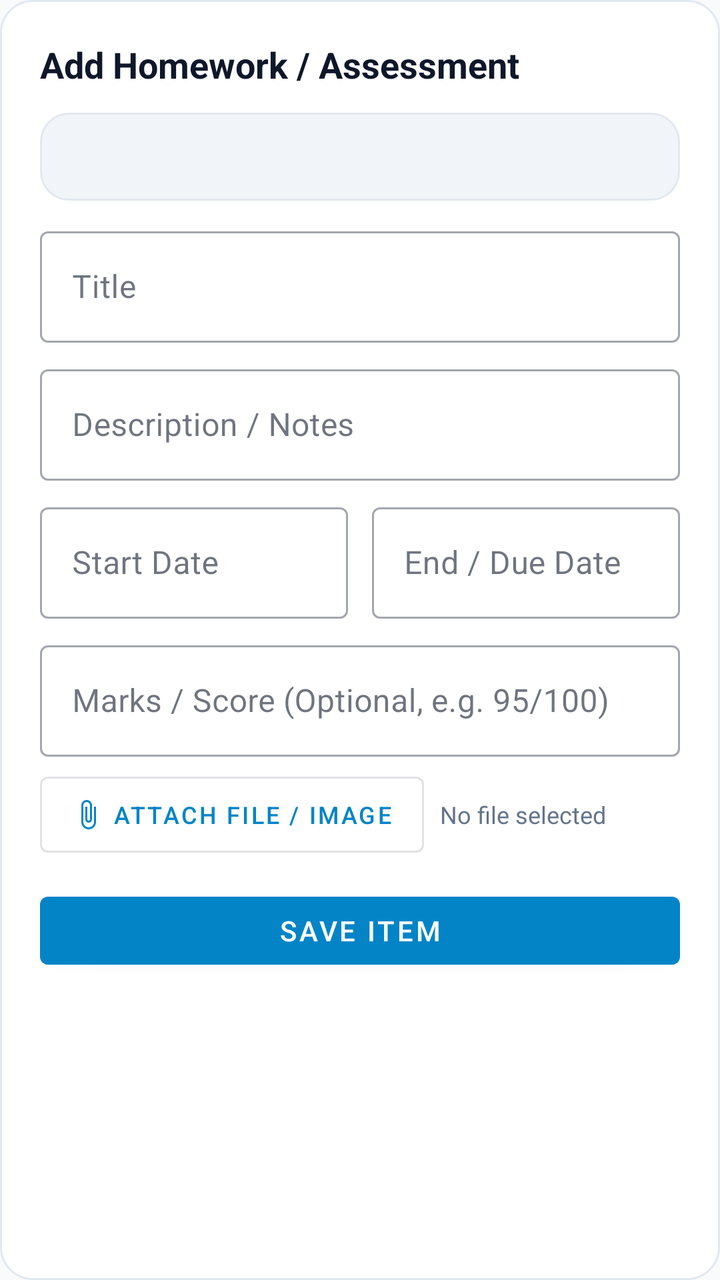
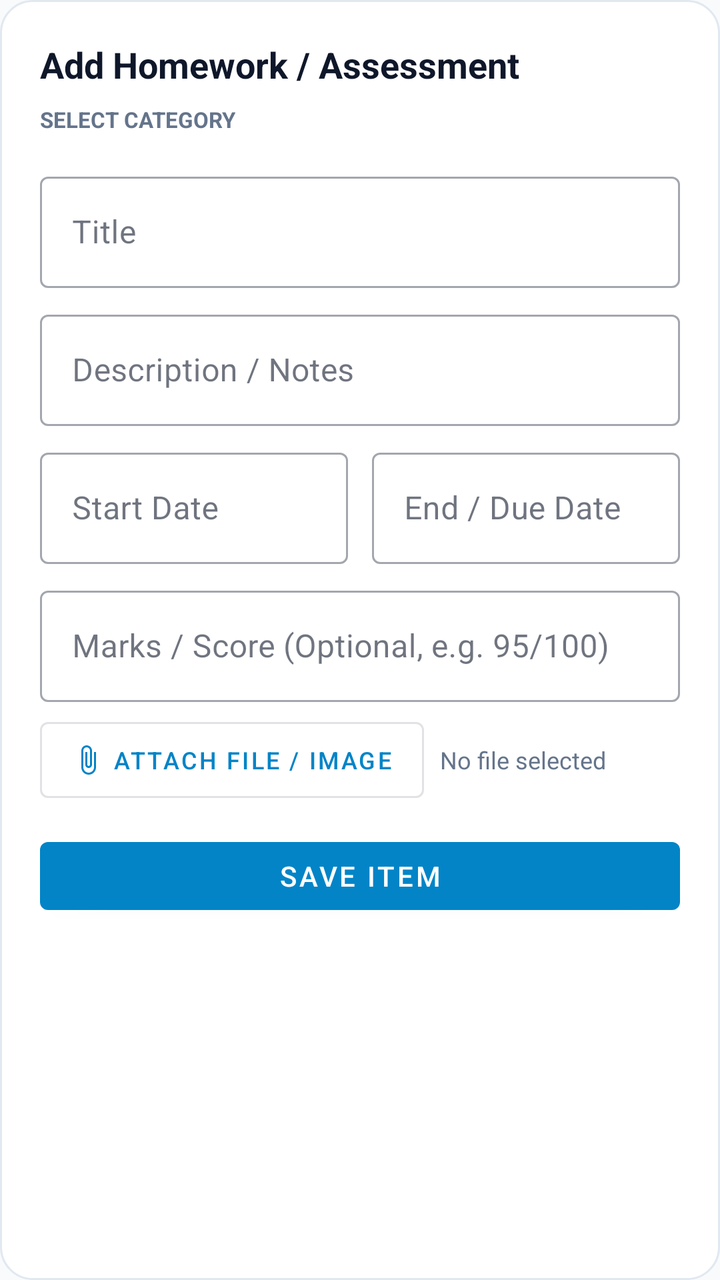

The first picture is an Android layout as it rendered before a commit; the second is the same layout after the commit. The layout source and the unified diff follow.
<!-- AndroidManifest.xml: application theme Theme.LifeSync -->
<!-- res/layout/dialog_add_subject_item.xml -->
<?xml version="1.0" encoding="utf-8"?>
<LinearLayout xmlns:android="http://schemas.android.com/apk/res/android"
    xmlns:app="http://schemas.android.com/apk/res-auto"
    android:layout_width="match_parent"
    android:layout_height="wrap_content"
    android:background="@drawable/bg_dialog_obsidian_solid"
    android:orientation="vertical"
    android:padding="20dp">

    <TextView
        android:layout_width="wrap_content"
        android:layout_height="wrap_content"
        android:text="Add Homework / Assessment"
        android:textColor="@color/text_primary"
        android:textSize="18sp"
        android:textStyle="bold" />

    <Spinner
        android:id="@+id/spItemType"
        android:layout_width="match_parent"
        android:layout_height="44dp"
        android:layout_marginTop="12dp"
        android:background="@drawable/bg_chip_unselected" />

    <LinearLayout
        android:id="@+id/layoutExamTypeContainer"
        android:layout_width="match_parent"
        android:layout_height="wrap_content"
        android:layout_marginTop="8dp"
        android:orientation="vertical"
        android:visibility="gone">

        <TextView
            android:layout_width="wrap_content"
            android:layout_height="wrap_content"
            android:text="Exam Classification"
            android:textColor="@color/text_secondary"
            android:textSize="12sp" />

        <Spinner
            android:id="@+id/spExamType"
            android:layout_width="match_parent"
            android:layout_height="44dp"
            android:layout_marginTop="4dp"
            android:background="@drawable/bg_chip_unselected" />
    </LinearLayout>

    <com.google.android.material.textfield.TextInputLayout
        style="@style/Widget.MaterialComponents.TextInputLayout.OutlinedBox"
        android:layout_width="match_parent"
        android:layout_height="wrap_content"
        android:layout_marginTop="10dp"
        android:hint="Title">

        <com.google.android.material.textfield.TextInputEditText
            android:id="@+id/etItemTitle"
            android:layout_width="match_parent"
            android:layout_height="wrap_content"
            android:textColor="?attr/colorOnSurface"
            android:textColorHint="?android:attr/textColorSecondary" />
    </com.google.android.material.textfield.TextInputLayout>

    <com.google.android.material.textfield.TextInputLayout
        style="@style/Widget.MaterialComponents.TextInputLayout.OutlinedBox"
        android:layout_width="match_parent"
        android:layout_height="wrap_content"
        android:layout_marginTop="8dp"
        android:hint="Description / Notes">

        <com.google.android.material.textfield.TextInputEditText
            android:id="@+id/etItemDescription"
            android:layout_width="match_parent"
            android:layout_height="wrap_content"
            android:textColor="?attr/colorOnSurface"
            android:textColorHint="?android:attr/textColorSecondary" />
    </com.google.android.material.textfield.TextInputLayout>

    <LinearLayout
        android:layout_width="match_parent"
        android:layout_height="wrap_content"
        android:layout_marginTop="8dp"
        android:orientation="horizontal">

        <com.google.android.material.textfield.TextInputLayout
            style="@style/Widget.MaterialComponents.TextInputLayout.OutlinedBox"
            android:layout_width="0dp"
            android:layout_height="wrap_content"
            android:layout_marginEnd="6dp"
            android:layout_weight="1"
            android:hint="Start Date">

            <com.google.android.material.textfield.TextInputEditText
                android:id="@+id/etItemStartDate"
                android:layout_width="match_parent"
                android:layout_height="wrap_content"
                android:textColor="?attr/colorOnSurface"
                android:textColorHint="?android:attr/textColorSecondary" />
        </com.google.android.material.textfield.TextInputLayout>

        <com.google.android.material.textfield.TextInputLayout
            style="@style/Widget.MaterialComponents.TextInputLayout.OutlinedBox"
            android:layout_width="0dp"
            android:layout_height="wrap_content"
            android:layout_marginStart="6dp"
            android:layout_weight="1"
            android:hint="End / Due Date">

            <com.google.android.material.textfield.TextInputEditText
                android:id="@+id/etItemEndDate"
                android:layout_width="match_parent"
                android:layout_height="wrap_content"
                android:textColor="?attr/colorOnSurface"
                android:textColorHint="?android:attr/textColorSecondary" />
        </com.google.android.material.textfield.TextInputLayout>
    </LinearLayout>

    <com.google.android.material.textfield.TextInputLayout
        style="@style/Widget.MaterialComponents.TextInputLayout.OutlinedBox"
        android:layout_width="match_parent"
        android:layout_height="wrap_content"
        android:layout_marginTop="8dp"
        android:hint="Marks / Score (Optional, e.g. 95/100)">

        <com.google.android.material.textfield.TextInputEditText
            android:id="@+id/etItemScore"
            android:layout_width="match_parent"
            android:layout_height="wrap_content"
            android:textColor="?attr/colorOnSurface"
            android:textColorHint="?android:attr/textColorSecondary" />
    </com.google.android.material.textfield.TextInputLayout>

    
    <LinearLayout
        android:layout_width="match_parent"
        android:layout_height="wrap_content"
        android:layout_marginTop="10dp"
        android:gravity="center_vertical"
        android:orientation="horizontal">

        <com.google.android.material.button.MaterialButton
            android:id="@+id/btnPickAttachment"
            style="@style/Widget.MaterialComponents.Button.OutlinedButton"
            android:layout_width="wrap_content"
            android:layout_height="38dp"
            android:insetTop="0dp"
            android:insetBottom="0dp"
            android:text="Attach File / Image"
            app:icon="@drawable/ic_attach_file"
            app:iconSize="16dp"
            android:textSize="12sp" />

        <TextView
            android:id="@+id/tvAttachmentPreview"
            android:layout_width="0dp"
            android:layout_height="wrap_content"
            android:layout_marginStart="8dp"
            android:layout_weight="1"
            android:ellipsize="middle"
            android:singleLine="true"
            android:text="No file selected"
            android:textColor="@color/text_muted"
            android:textSize="12sp" />
    </LinearLayout>

    <com.google.android.material.button.MaterialButton
        android:id="@+id/btnSaveSubjectItem"
        android:layout_width="match_parent"
        android:layout_height="46dp"
        android:layout_marginTop="16dp"
        android:text="Save Item" />

</LinearLayout>
<!-- resources referenced by this layout -->
<resources>
  <color name="text_muted">#64748B</color>
  <color name="text_primary">#0F172A</color>
  <color name="text_secondary">#64748B</color>
  <!-- drawable bg_chip_unselected (drawable) -->
  <?xml version="1.0" encoding="utf-8"?>
  <shape xmlns:android="http://schemas.android.com/apk/res/android"
      android:shape="rectangle">
      <solid android:color="@color/surface_variant" />
      <corners android:radius="14dp" />
      <stroke
          android:width="1dp"
          android:color="@color/card_stroke" />
  </shape>
  <!-- drawable bg_dialog_obsidian_solid (drawable) -->
  <?xml version="1.0" encoding="utf-8"?>
  <shape xmlns:android="http://schemas.android.com/apk/res/android"
      android:shape="rectangle">
      <solid android:color="@color/surface" />
      <corners android:radius="16dp" />
      <stroke
          android:width="1dp"
          android:color="@color/card_stroke" />
  </shape>
  <!-- drawable ic_attach_file (drawable) -->
  <vector xmlns:android="http://schemas.android.com/apk/res/android"
      android:width="24dp"
      android:height="24dp"
      android:viewportWidth="24"
      android:viewportHeight="24">
      <path
          android:fillColor="#000000"
          android:pathData="M16.5,6v11.5c0,2.21 -1.79,4 -4,4s-4,-1.79 -4,-4V5c0,-1.38 1.12,-2.5 2.5,-2.5s2.5,1.12 2.5,2.5v10.5c0,0.55 -0.45,1 -1,1s-1,-0.45 -1,-1V6H10v9.5c0,1.38 1.12,2.5 2.5,2.5s2.5,-1.12 2.5,-2.5V5c0,-2.21 -1.79,-4 -4,-4S7,2.79 7,5v12.5c0,3.04 2.46,5.5 5.5,5.5s5.5,-2.46 5.5,-5.5V6h-1.5z"/>
  </vector>
  <color name="surface_variant">#F1F5F9</color>
  <color name="card_stroke">#E2E8F0</color>
  <color name="surface">#FFFFFF</color>
  <color name="primary">#0284C7</color>
  <color name="primary_variant">#0369A1</color>
  <color name="on_primary">#FFFFFF</color>
  <color name="secondary">#7C3AED</color>
  <color name="secondary_variant">#6D28D9</color>
  <color name="on_secondary">#FFFFFF</color>
  <color name="background">#F8FAFC</color>
  <style name="CardElevationRounded" parent="Widget.MaterialComponents.CardView">
          <item name="cardCornerRadius">22dp</item>
          <item name="cardElevation">2dp</item>
          <item name="strokeWidth">1dp</item>
          <item name="strokeColor">@color/card_stroke</item>
          <item name="cardBackgroundColor">@color/surface_card</item>
      </style>
  <style name="DuoRhythmTextView" parent="android:Widget.TextView">
          <item name="android:lineSpacingExtra">2dp</item>
          <item name="android:fontFamily">sans-serif</item>
          <item name="android:includeFontPadding">true</item>
      </style>
  <style name="DuoRhythmEditText" parent="android:Widget.EditText">
          <item name="android:lineSpacingExtra">2dp</item>
          <item name="android:fontFamily">sans-serif</item>
          <item name="android:includeFontPadding">true</item>
          <item name="android:textColor">@color/text_primary</item>
          <item name="android:textColorHint">@color/text_secondary</item>
      </style>
  <color name="surface_card">#FFFFFF</color>
  <!-- unchanged entries left out for length: 1 -->
</resources>

<!-- the commit's change to res/layout/dialog_add_subject_item.xml (unified diff, before → after) -->
@@ -15,11 +15,40 @@
         android:textSize="18sp"
         android:textStyle="bold" />
 
+    <LinearLayout
+        android:layout_width="match_parent"
+        android:layout_height="wrap_content"
+        android:orientation="vertical"
+        android:layout_marginTop="8dp">
+
+        <TextView
+            android:layout_width="wrap_content"
+            android:layout_height="wrap_content"
+            android:text="SELECT CATEGORY"
+            android:textColor="#64748B"
+            android:textSize="11sp"
+            android:textStyle="bold" />
+
+        <HorizontalScrollView
+            android:layout_width="match_parent"
+            android:layout_height="wrap_content"
+            android:layout_marginTop="6dp"
+            android:scrollbars="none">
+
+            <com.google.android.material.chip.ChipGroup
+                android:id="@+id/chipGroupCourseCategories"
+                android:layout_width="wrap_content"
+                android:layout_height="wrap_content"
+                app:singleSelection="true" />
+        </HorizontalScrollView>
+    </LinearLayout>
+
     <Spinner
         android:id="@+id/spItemType"
         android:layout_width="match_parent"
         android:layout_height="44dp"
-        android:layout_marginTop="12dp"
+        android:layout_marginTop="8dp"
+        android:visibility="gone"
         android:background="@drawable/bg_chip_unselected" />
 
     <LinearLayout
